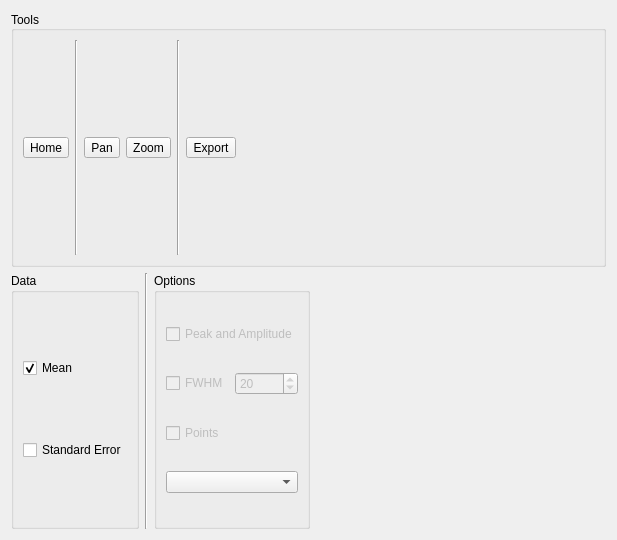
This is src/ui/custom_plot.ui in pfechd/jabe as Qt 5 draws it before an edit. The edited form follows.
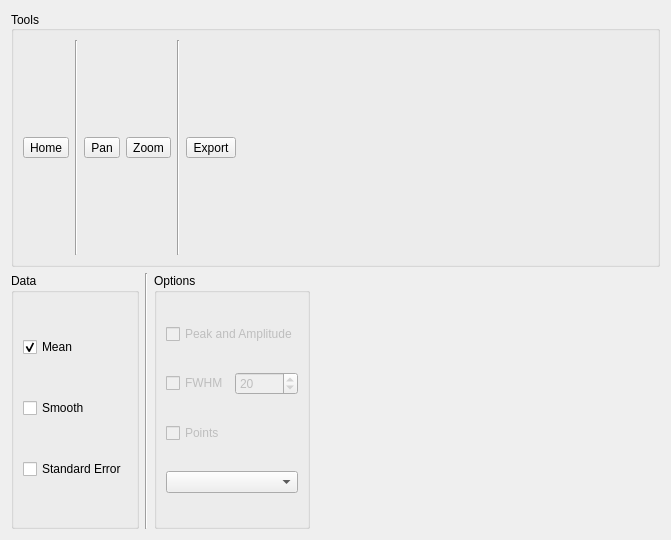
This is the edited form.

Commit message: Add functonality of smooth

The edit to the form file:
```diff
--- a/src/ui/custom_plot.ui
+++ b/src/ui/custom_plot.ui
@@ -9,7 +9,7 @@
    <rect>
     <x>0</x>
     <y>0</y>
-    <width>617</width>
+    <width>671</width>
     <height>540</height>
    </rect>
   </property>
@@ -121,6 +121,13 @@
           </property>
          </widget>
         </item>
+        <item>
+         <widget class="QCheckBox" name="checkBox">
+          <property name="text">
+           <string>Smooth</string>
+          </property>
+         </widget>
+        </item>
         <item>
          <widget class="QCheckBox" name="checkBox_sem">
           <property name="text">
```
The commit also changes 1 other file.
